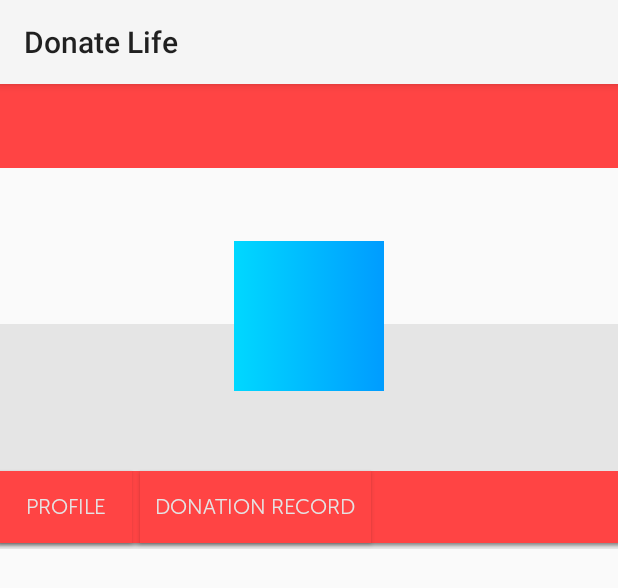
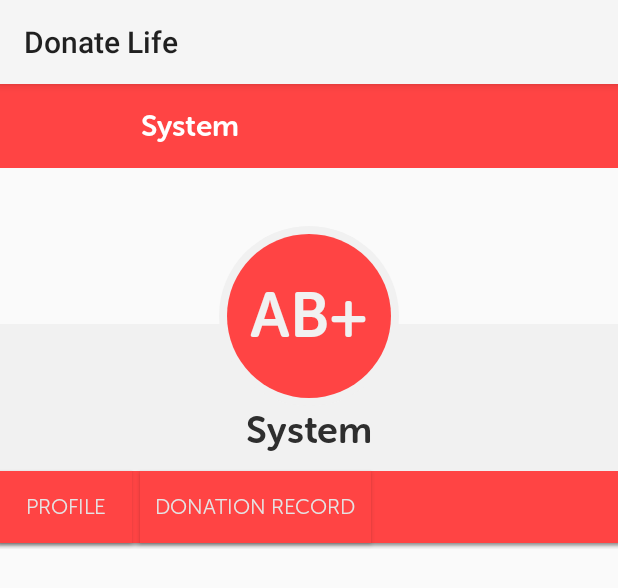
Before and after one commit to RaggedyCoder/Donate_Life, an Android app: the layout fragment_profile.xml on its own in the app's theme, with its tools: preview values and no code run, on a phone screen of 412 x 824 dp. Shown: the top 588 px of the screen. Run offline under Robolectric (Android 15) with nearby library versions, the phone set to English and light mode, and no system bars.

Commit message:
change commit

```diff
--- a/app/src/main/AndroidManifest.xml
+++ b/app/src/main/AndroidManifest.xml
@@ -84,6 +84,7 @@
         <activity
             android:name="com.project.bluepandora.blooddonation.activities.MainActivity"
             android:icon="@null"
+            android:screenOrientation="portrait"
             android:theme="@style/ThemeFeed" />
     </application>
 
--- a/app/src/main/res/layout/fragment_profile.xml
+++ b/app/src/main/res/layout/fragment_profile.xml
@@ -44,17 +44,29 @@
             android:layout_width="match_parent"
             android:layout_height="150dip"
             android:layout_gravity="bottom"
-            android:background="#e5e5e5">
+            android:background="#f1f1f1">
 
-            <ImageView
+        <ImageView
                 android:layout_width="match_parent"
                 android:layout_height="48dip"
                 android:layout_alignParentBottom="true"
                 android:layout_gravity="bottom"
                 android:background="@drawable/tab_background" />
+        </RelativeLayout>
 
-
-        </RelativeLayout>
+        <com.widget.CustomTextView
+            android:id="@+id/username"
+            android:layout_width="fill_parent"
+            android:layout_height="wrap_content"
+            android:layout_marginTop="215dip"
+            android:textSize="25sp"
+            android:text="@string/dummy_name"
+            android:textColor="#2e2e2e"
+            android:layout_alignParentBottom="true"
+            android:layout_centerHorizontal="true"
+            android:layout_centerVertical="true"
+            app:font="MuseoSansRounded-700.otf"
+            android:gravity="center" />
     </FrameLayout>
 
     <RelativeLayout
@@ -63,35 +75,75 @@
         android:orientation="horizontal">
 
         <LinearLayout
+            android:id="@+id/actionbar"
             android:layout_width="fill_parent"
-            android:background="@color/holo_red_light"
-            android:layout_height="@dimen/abc_action_bar_default_height_material">
+            android:layout_height="@dimen/abc_action_bar_default_height_material"
+            android:background="@color/holo_red_light">
 
             <ImageView
                 android:layout_width="38dip"
                 android:layout_height="fill_parent"
                 android:layout_gravity="center"
-
                 android:visibility="visible" />
 
-            <ImageView
+            <LinearLayout
                 android:id="@+id/header_logos"
-                android:layout_width="38dip"
-                android:layout_margin="10dip"
+                android:layout_width="42dip"
+                android:layout_height="42dip"
+                android:layout_gravity="center"
+                android:layout_marginTop="10dip"
+                android:layout_marginBottom="10dip"
+                android:layout_marginLeft="10dip"
+                android:background="@drawable/white_background"
+                android:visibility="invisible">
+
+
+                <com.widget.CustomTextView
+                    android:layout_width="fill_parent"
+                    android:layout_height="fill_parent"
+                    android:layout_margin="3dip"
+                    android:text="A+"
+                    app:font="MuseoSansRounded-700.otf"
+                    android:gravity="center"
+
+                    android:background="@drawable/blood_avatar" />
+            </LinearLayout>
+
+            <com.widget.CustomTextView
+                android:id="@+id/username_title"
+                android:layout_width="wrap_content"
                 android:layout_height="fill_parent"
-                android:layout_gravity="center"
-                android:src="@drawable/gradient_background"
-                android:visibility="invisible" />
+                android:layout_margin="3dip"
+                android:textSize="20sp"
+                android:text="@string/dummy_name"
+                android:textColor="#ffffff"
+                app:font="MuseoSansRounded-700.otf"
+                android:gravity="center" />
         </LinearLayout>
 
-        <ImageView
+        <LinearLayout
             android:id="@+id/header_logo"
             android:layout_width="@dimen/header_logo_size"
             android:layout_height="@dimen/header_logo_size"
+            android:layout_gravity="center"
+            android:layout_margin="10dip"
             android:layout_centerHorizontal="true"
             android:layout_centerVertical="true"
-            android:src="@drawable/gradient_background"
-            android:visibility="visible" />
+            android:background="@drawable/white_background"
+            android:visibility="visible">
+
+            <com.widget.CustomTextView
+                android:layout_width="fill_parent"
+                android:layout_height="fill_parent"
+                android:layout_margin="5dip"
+                android:text="AB+"
+                android:textSize="42dip"
+                android:textColor="#f1f1f1"
+                app:font="MuseoSansRounded-700.otf"
+                android:gravity="center"
+                android:background="@drawable/blood_avatar" />
+
+        </LinearLayout>
 
         <LinearLayout
             android:id="@+id/tabs"
@@ -110,28 +162,29 @@
             android:id="@+id/profile_button"
             android:layout_width="wrap_content"
             android:layout_height="48dip"
+            android:layout_alignParentBottom="true"
+            android:layout_marginBottom="4dip"
             android:background="@drawable/tab_button"
             android:padding="10dip"
-            android:layout_alignParentBottom="true"
             android:selectAllOnFocus="true"
             android:text="Profile"
             android:textColor="#e5e5e5"
-            android:layout_marginBottom="4dip"
             app:font="MuseoSansRounded-300.otf" />
 
         <com.widget.CustomButton
             android:id="@+id/donation_record_button"
             android:layout_width="wrap_content"
             android:layout_height="48dip"
+            android:layout_alignParentBottom="true"
+            android:layout_marginBottom="4dip"
             android:layout_marginLeft="5dip"
+            android:layout_toRightOf="@+id/profile_button"
             android:background="@drawable/tab_button"
-            android:layout_alignParentBottom="true"
-            android:layout_toRightOf="@+id/profile_button"
             android:padding="10dip"
             android:text="Donation Record"
-            android:layout_marginBottom="4dip"
             android:textColor="#e5e5e5"
             app:font="MuseoSansRounded-300.otf" />
+
     </RelativeLayout>
 
 </FrameLayout>
--- a/app/src/main/res/layout/request_feed_actionbar.xml
+++ b/app/src/main/res/layout/request_feed_actionbar.xml
@@ -2,7 +2,7 @@
 <RelativeLayout xmlns:android="http://schemas.android.com/apk/res/android"
     xmlns:text="http://schemas.android.com/apk/res-auto"
     android:layout_width="fill_parent"
-    android:background="@color/holo_red_light"
+    android:background="@android:color/transparent"
     android:layout_height="fill_parent">
 
     <LinearLayout
--- a/app/src/main/res/values/dimens.xml
+++ b/app/src/main/res/values/dimens.xml
@@ -8,6 +8,6 @@
     <dimen name="pass_dimen">20sp</dimen>
     <dimen name="header_height">310dip</dimen>
     <dimen name="min_header_height">250dp</dimen>
-    <dimen name="header_logo_size">100dp</dimen>
+    <dimen name="header_logo_size">120dp</dimen>
 
 </resources>
```
Also changed, not shown: app/src/main/java/com/project/bluepandora/blooddonation/fragments/ProfileDetailsFragment.java (+40 -17 lines).
